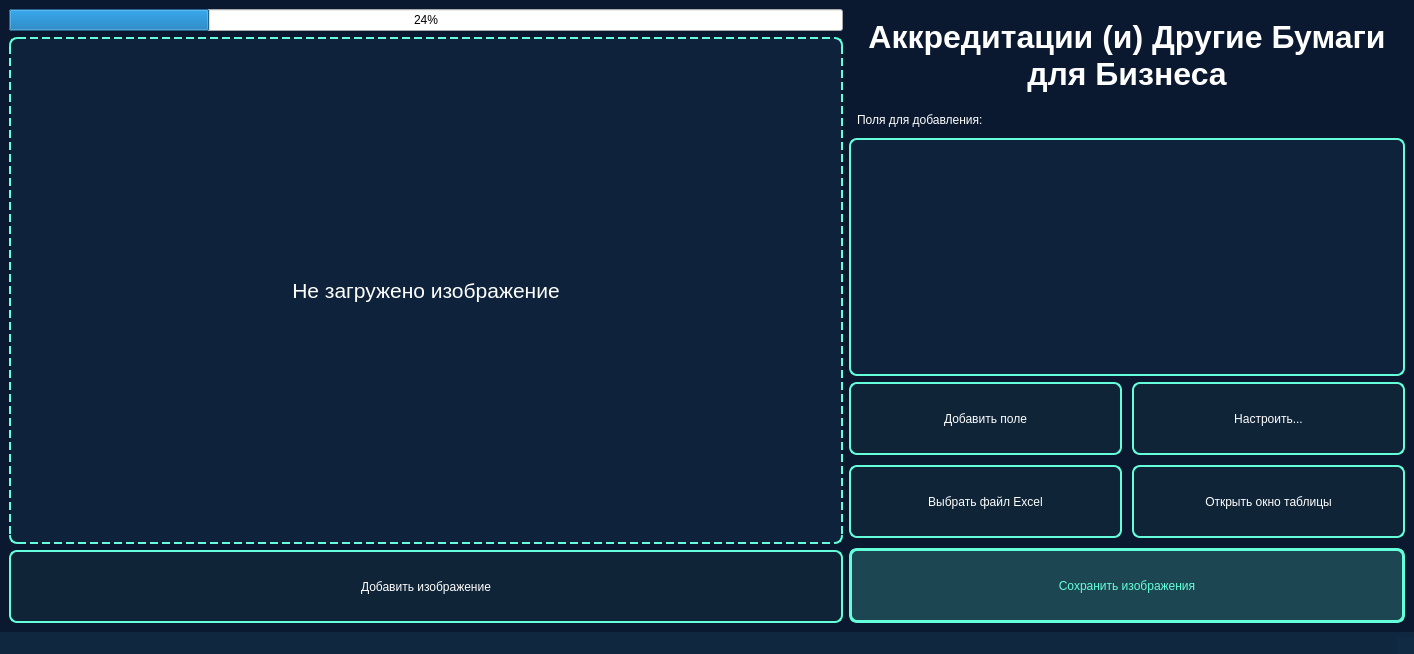
This is UncompiledUI/Main.ui in CyberBro9/aobp as Qt 5 draws it before an edit. The edited form follows.
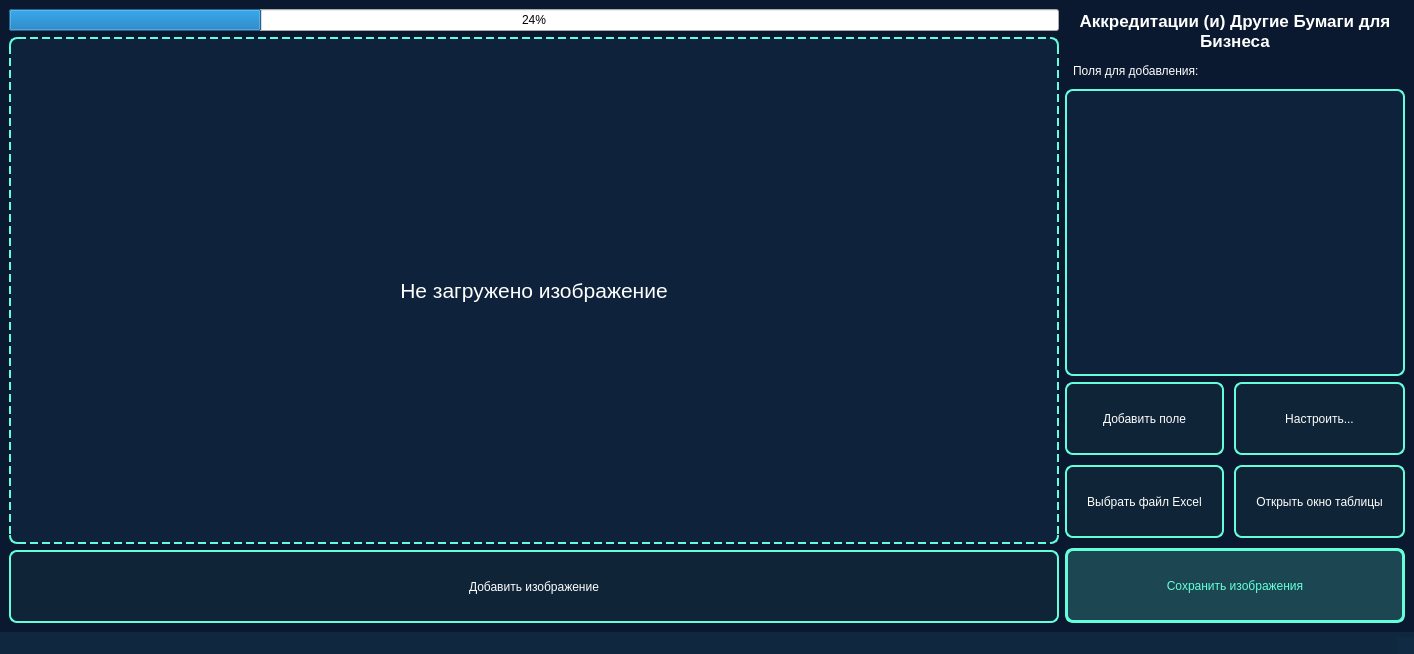
This is the edited form. Icons and pictures are not drawn.

Commit message: Attempt to integrate helpDialog.py, change main UI

Patch:
```diff
--- a/UncompiledUI/Main.ui
+++ b/UncompiledUI/Main.ui
@@ -58,7 +58,7 @@
    <property name="styleSheet">
     <string notr="true"/>
    </property>
-   <layout class="QHBoxLayout" name="mainLayout" stretch="3,2">
+   <layout class="QHBoxLayout" name="mainLayout" stretch="3,0">
     <item>
      <layout class="QVBoxLayout" name="leftPanel">
       <item>
@@ -112,13 +112,13 @@
         <property name="font">
          <font>
           <family>Yu Gothic UI</family>
-          <pointsize>24</pointsize>
+          <pointsize>13</pointsize>
           <italic>false</italic>
           <bold>true</bold>
          </font>
         </property>
         <property name="styleSheet">
-         <string notr="true">font: bold 24pt &quot;Yu Gothic UI&quot;; padding: 10px;
+         <string notr="true">font: bold 13pt &quot;Yu Gothic UI&quot;; padding: 2px;
 color: rgb(255, 255, 255)</string>
         </property>
         <property name="text">
```
Left out of the diff: 7 changed lines with no effect on the pictures. The commit also changes 2 other files.
